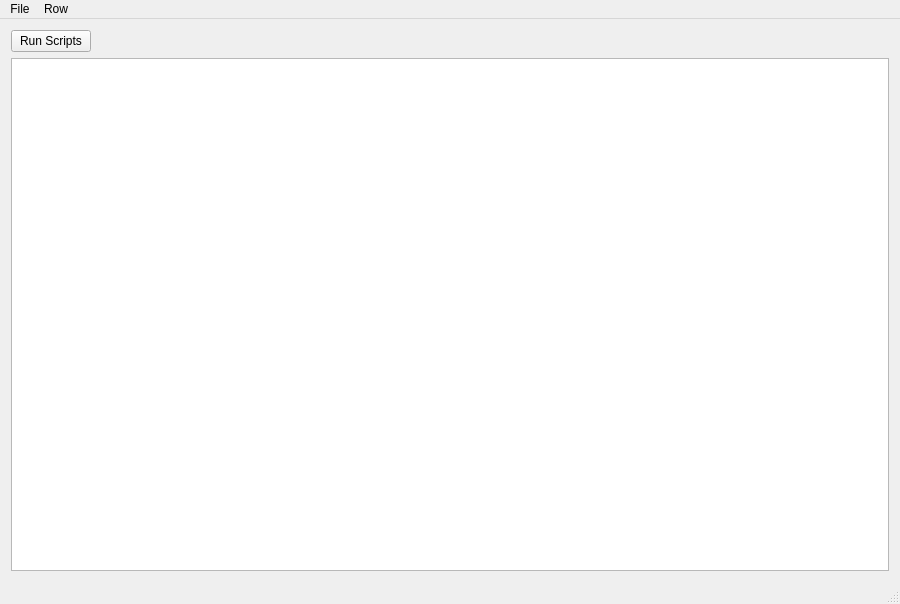
Old version of the form ShotRunnerTool/runnertool_ui.ui in the repository BlakeRaymond-AI/ENPH459Project.
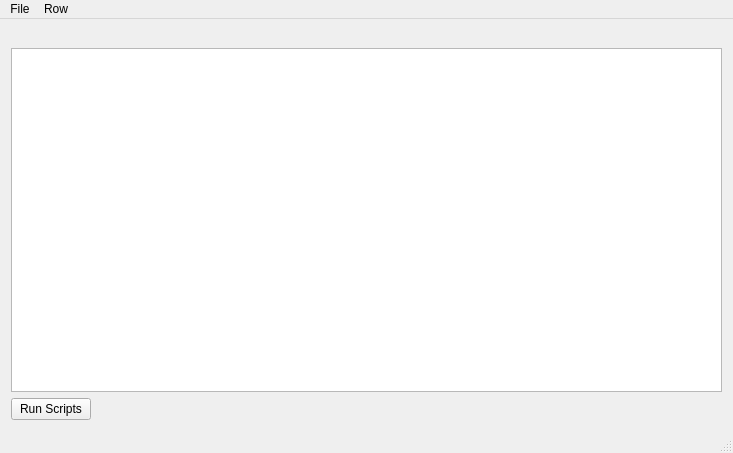
New version of the form.

```diff
--- a/ShotRunnerTool/runnertool_ui.ui
+++ b/ShotRunnerTool/runnertool_ui.ui
@@ -6,8 +6,8 @@
    <rect>
     <x>0</x>
     <y>0</y>
-    <width>900</width>
-    <height>604</height>
+    <width>733</width>
+    <height>453</height>
    </rect>
   </property>
   <property name="windowTitle">
@@ -22,6 +22,19 @@
    </property>
    <layout class="QVBoxLayout" name="verticalLayout">
     <item>
+     <layout class="QHBoxLayout" name="horizontalLayout">
+      <property name="topMargin">
+       <number>9</number>
+      </property>
+      <item>
+       <layout class="QVBoxLayout" name="verticalLayout_2">
+        <property name="topMargin">
+         <number>9</number>
+        </property>
+        <item>
+         <widget class="QTableView" name="tableView"/>
+        </item>
+        <item>
      <layout class="QHBoxLayout" name="horizontalLayout_2">
       <property name="bottomMargin">
        <number>0</number>
@@ -48,8 +61,9 @@
       </item>
      </layout>
     </item>
-    <item>
-     <widget class="QTableView" name="tableView"/>
+       </layout>
+      </item>
+     </layout>
     </item>
    </layout>
   </widget>
@@ -58,7 +72,7 @@
     <rect>
      <x>0</x>
      <y>0</y>
-     <width>900</width>
+     <width>733</width>
      <height>21</height>
     </rect>
    </property>
```
Lines whose indentation alone changed are shown as unchanged.
